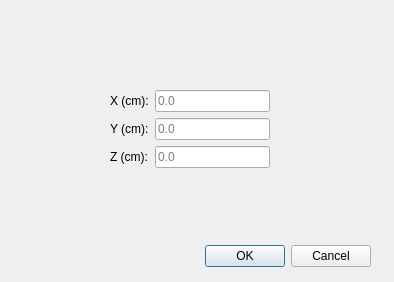
Old version of the form src/ZapMeNotQt/ui/DetectorLocationDialog.ui in the repository AlanFord/ZapMeNotQt.
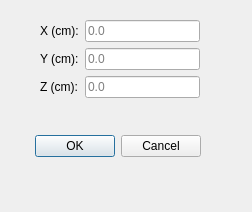
New version of the form.

```diff
--- a/src/ZapMeNotQt/ui/DetectorLocationDialog.ui
+++ b/src/ZapMeNotQt/ui/DetectorLocationDialog.ui
@@ -6,8 +6,8 @@
    <rect>
     <x>0</x>
     <y>0</y>
-    <width>394</width>
-    <height>282</height>
+    <width>252</width>
+    <height>212</height>
    </rect>
   </property>
   <property name="windowTitle">
@@ -17,8 +17,8 @@
    <property name="geometry">
     <rect>
      <x>30</x>
-     <y>240</y>
-     <width>341</width>
+     <y>130</y>
+     <width>171</width>
      <height>32</height>
     </rect>
    </property>
@@ -32,8 +32,8 @@
   <widget class="QWidget" name="formLayoutWidget">
    <property name="geometry">
     <rect>
-     <x>110</x>
-     <y>90</y>
+     <x>40</x>
+     <y>20</y>
      <width>160</width>
      <height>85</height>
     </rect>
```
